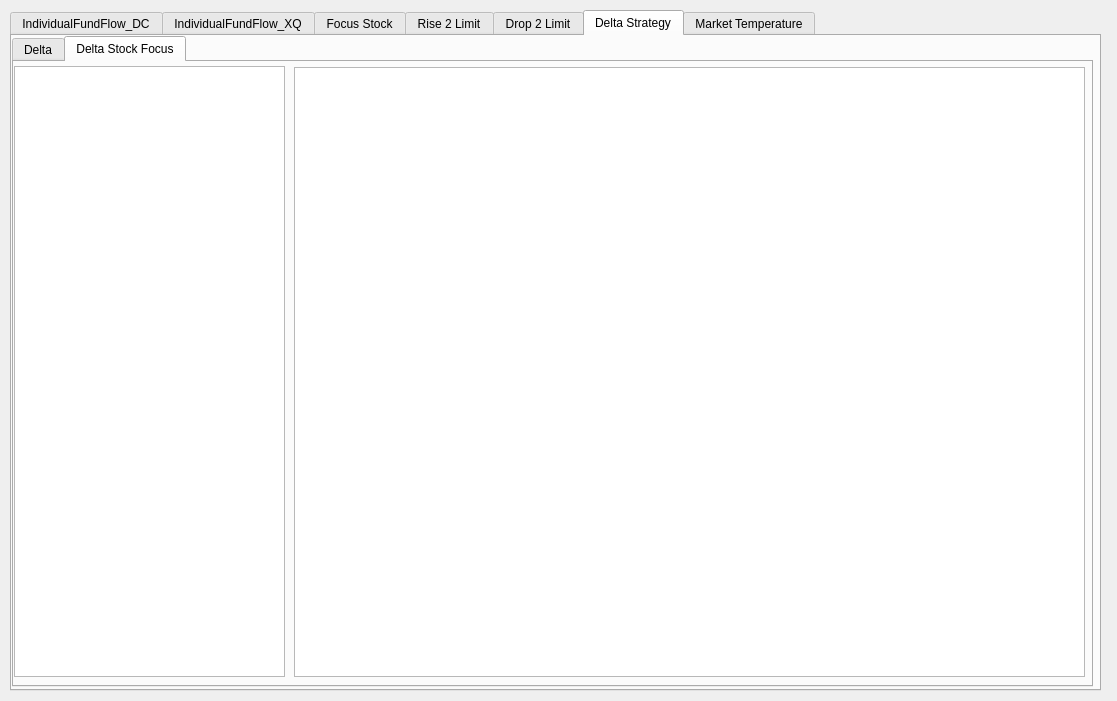
Above: StockTip/form.ui from Ruffia/ADRHis before the change. Below: the same form after it.
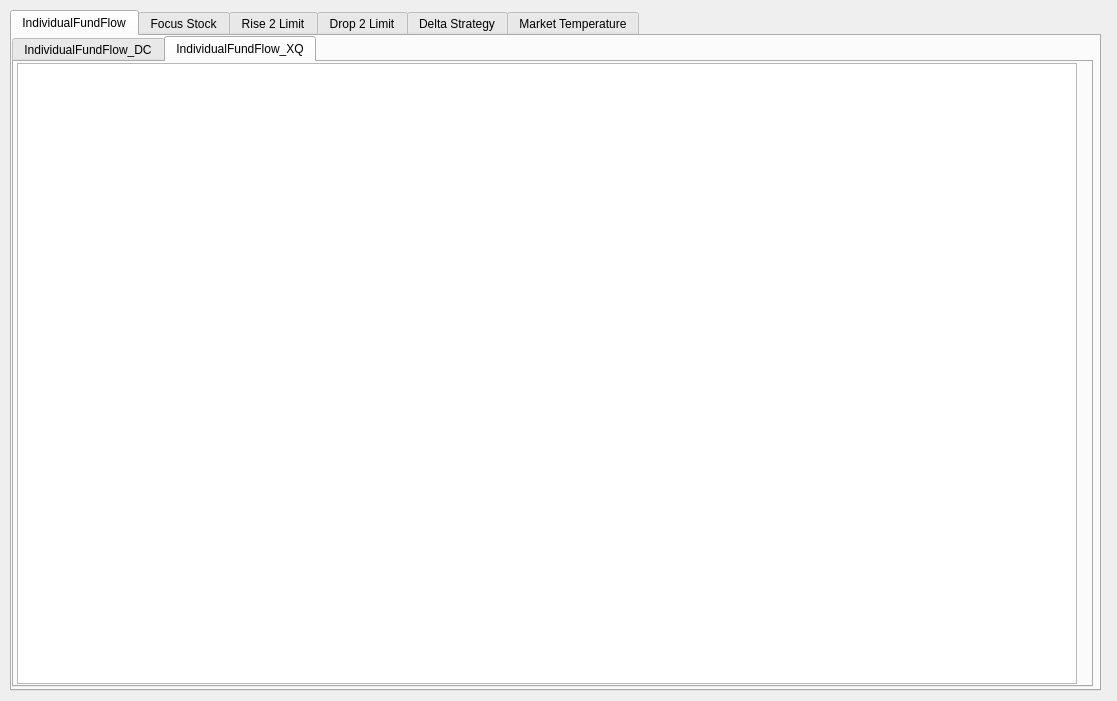
That is the form after the change.

Commit message: 调整部分页面的层级

Diff of the .ui file:
```diff
--- a/StockTip/form.ui
+++ b/StockTip/form.ui
@@ -23,7 +23,23 @@
     </rect>
    </property>
    <property name="currentIndex">
-    <number>5</number>
+    <number>0</number>
+   </property>
+   <widget class="QWidget" name="m_tabIndividualFundFlow">
+    <attribute name="title">
+     <string>IndividualFundFlow</string>
+    </attribute>
+    <widget class="QTabWidget" name="m_tabWidgetIndividualFundFlow">
+     <property name="geometry">
+      <rect>
+       <x>0</x>
+       <y>0</y>
+       <width>1081</width>
+       <height>651</height>
+      </rect>
+     </property>
+     <property name="currentIndex">
+      <number>1</number>
    </property>
    <widget class="QWidget" name="m_tabIndividualFundFlow_DC">
     <attribute name="title">
@@ -47,12 +63,14 @@
     <widget class="QTableView" name="m_tableViewIndividualFundFlow_XQ">
      <property name="geometry">
       <rect>
-       <x>2</x>
-       <y>2</y>
-       <width>1081</width>
-       <height>641</height>
-      </rect>
-     </property>
+         <x>3</x>
+         <y>1</y>
+         <width>1060</width>
+         <height>621</height>
+        </rect>
+       </property>
+      </widget>
+     </widget>
     </widget>
    </widget>
    <widget class="QWidget" name="m_tabFocusStock">
```
Left out of the diff: 8 changed lines with no effect on the pictures. Lines whose indentation alone changed are shown as unchanged. The commit also changes 2 other files.
